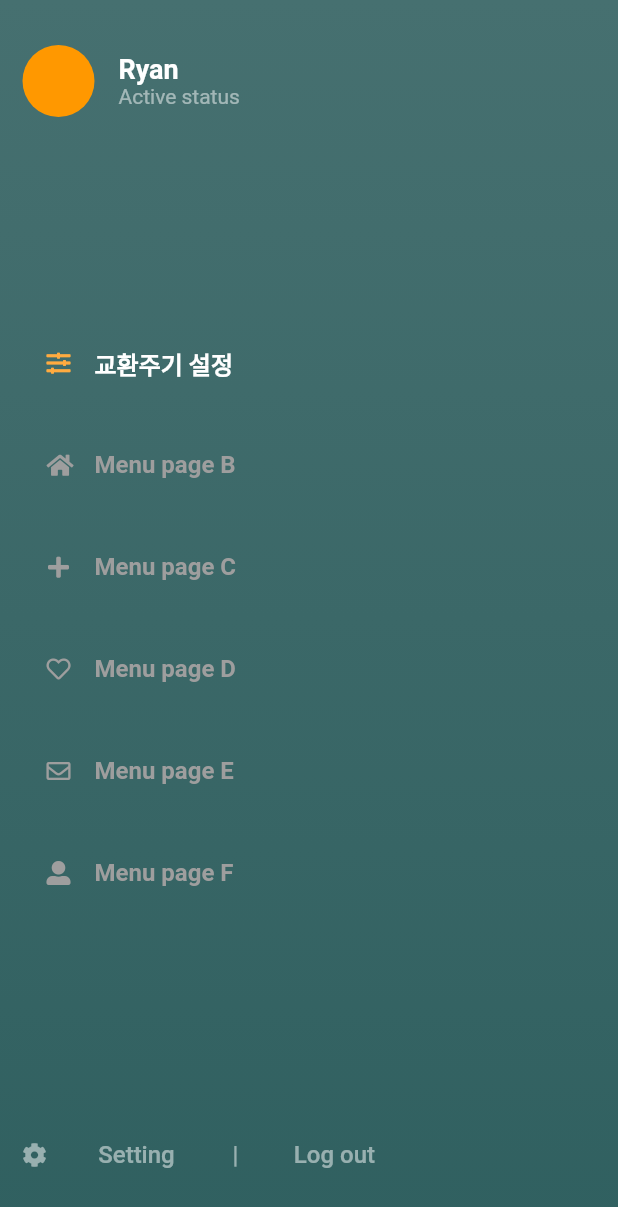
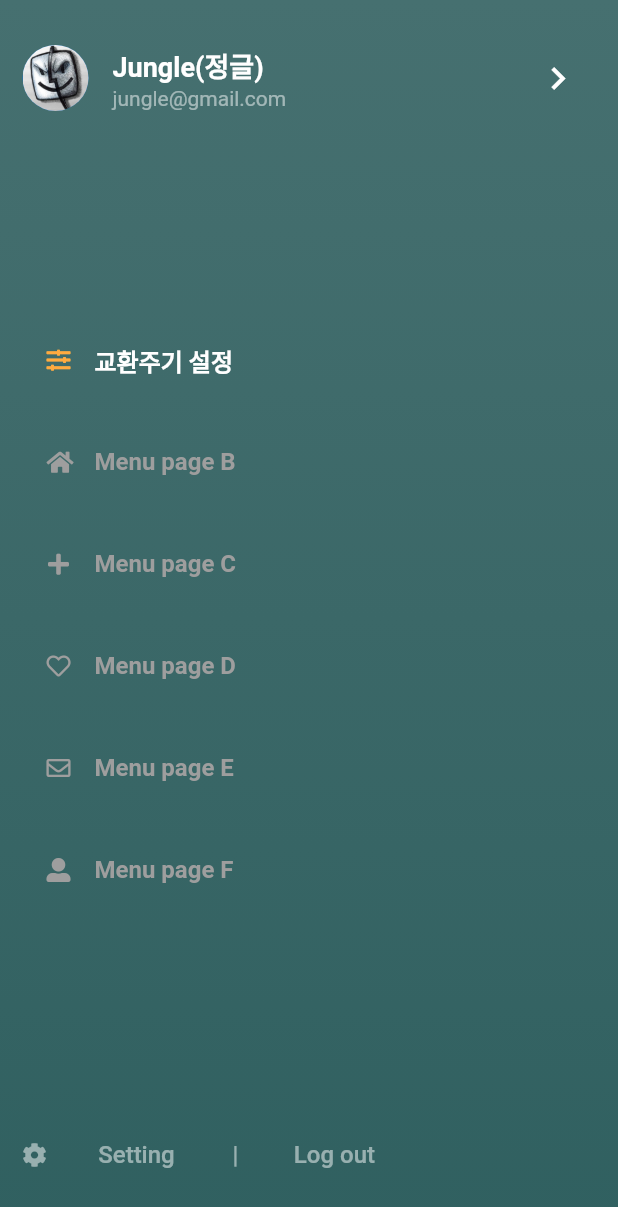
Before and after one commit to geojun01/CarMoa, a Flutter app: the screen it shows after launch, after a tap on an icon or button, on a phone screen of 412 x 824 dp. Shown: the top 1207 px of the screen. Run offline on Flutter 3.47's test engine with Material 2 defaults, Android fonts, the phone set to English and light mode, and no system bars; our stand-ins replace font_awesome_flutter, simple_animations, sqflite; missing offline and left inert: sa_multi_tween; accounts and stored records are empty; network calls fail.

```diff
--- a/lib/activity/carmoa_home.dart
+++ b/lib/activity/carmoa_home.dart
@@ -15,7 +15,6 @@ import 'package:font_awesome_flutter/font_awesome_flutter.dart';
 import 'package:provider/provider.dart';
 
 class MoaHome extends StatefulWidget {
-
   @override
   _MoaHomeState createState() => _MoaHomeState();
 }
@@ -46,15 +45,26 @@ class _MoaHomeState extends State<MoaHome> {
                     children: [
                       InkWell(
                         onTap: () {
-                          Future.delayed(
-                            Duration(milliseconds: 100),
-                                () => {
-                              Navigator.push(context,
-                                  MaterialPageRoute(builder: (context) => DrawerScreen()))
-                            },
+                          Navigator.push(
+                            context,
+                            PageRouteBuilder(
+                                transitionDuration: Duration(milliseconds: 300),
+                                transitionsBuilder:
+                                    (context, animation, animationTime, child) {
+                                  return ScaleTransition(
+                                    alignment: Alignment.topLeft,
+                                    scale: animation,
+                                    child: child,
+                                  );
+                                },
+                                pageBuilder:
+                                    (context, animation, animationTime) {
+                                  return DrawerScreen();
+                                }),
                           );
                         },
-                        child: Icon(FontAwesomeIcons.bars,
+                        child: Icon(
+                          FontAwesomeIcons.bars,
                           size: 24,
                           color: mainColor,
                         ),
@@ -75,9 +85,12 @@ class _MoaHomeState extends State<MoaHome> {
                           ),
                         ],
                       ),
-                      CircleAvatar(
-                        radius: 22.0,
-                        backgroundImage: AssetImage('assets/images/logo.jpg'),
+                      Hero(
+                        tag: 'logoImage',
+                        child: CircleAvatar(
+                          radius: 22.0,
+                          backgroundImage: AssetImage('assets/images/logo.jpg'),
+                        ),
                       )
                     ],
                   ),
@@ -92,7 +105,8 @@ class _MoaHomeState extends State<MoaHome> {
                           bottomLeft: menuOpen
                               ? Radius.circular(40)
                               : Radius.circular(0)),
-                      color: Color.fromRGBO(220, 220, 220, 0.7)),
+                      // color: Color(0xFFF4EFF6)),
+                      color: Color.fromRGBO(235, 235, 235, 1)),
                   // 실제 디자인 위젯 모음
                   child: Column(
                     children: [
@@ -131,8 +145,8 @@ class _MoaHomeState extends State<MoaHome> {
                         child: Text('자료입력'),
                       ),
                       SizedBox(height: 10),
+                      // 하단 애니메이션 메뉴
                       CarIconMenu(),
-
                       SizedBox(height: 10),
                       Padding(
                         padding: EdgeInsets.symmetric(horizontal: 16.0),
@@ -180,7 +194,7 @@ class _MoaHomeState extends State<MoaHome> {
               child: Consumer<SelectMenu>(
                 builder: (context, value, child) => Material(
                   color: Colors.white,
-                  elevation: value.getSelect() == index ? 8.0 : 1.0,
+                  elevation: value.getSelect() == index ? 6.0 : 1.0,
                   borderRadius: BorderRadius.circular(20.0),
                   child: Padding(
                     padding: const EdgeInsets.all(16.0),
--- a/lib/activity/weather.dart
+++ b/lib/activity/weather.dart
@@ -9,19 +9,20 @@ Widget buildTopWeather(BuildContext context) {
     width: w * 0.85,
     height: 80,
     decoration: BoxDecoration(
-      color: Color.fromRGBO(228, 228, 228, 1),
+      // color: Color(0xFFF4EFF6),
+      color: Color.fromRGBO(235, 235, 235, 1),
       borderRadius: BorderRadius.all(Radius.circular(20)),
       boxShadow: [
         BoxShadow(
             color: Colors.grey[500],
-            offset: Offset(4.0, 4.0),
-            blurRadius: 14.0,
-            spreadRadius: 1.0),
+            offset: Offset(3.0, 3.0),
+            blurRadius: 6.0,
+            spreadRadius: 1),
         BoxShadow(
             color: Colors.white,
-            offset: Offset(-4.0, -4.0),
-            blurRadius: 14.0,
-            spreadRadius: 1.0),
+            offset: Offset(-3.0, -3.0),
+            blurRadius: 6.0,
+            spreadRadius: 1),
       ],
     ),
     child: Column(
--- a/lib/main_screen/drawerScreen.dart
+++ b/lib/main_screen/drawerScreen.dart
@@ -27,26 +27,43 @@ class _DrawerScreenState extends State<DrawerScreen> {
                 // login Image & Name
                 Row(
                   children: [
-                    CircleAvatar(
-                      radius: 24.0,
-                      backgroundColor: Colors.orange,
+                    Hero(
+                      tag: 'logoImage',
+                      child: CircleAvatar(
+                        radius: 22.0,
+                        backgroundImage: AssetImage('assets/images/logo.jpg'),
+                      ),
                     ),
                     SizedBox(width: 16.0),
                     Column(
                       crossAxisAlignment: CrossAxisAlignment.start,
                       children: [
-                        Text('Ryan',
+                        Text('Jungle(정글)',
                             style: TextStyle(
                                 fontSize: 18.0,
                                 color: Colors.white,
                                 fontWeight: FontWeight.w600)),
-                        Text('Active status',
+                        Text('jungle@gmail.com',
                             style: TextStyle(
                                 fontSize: 14.0,
                                 color: Colors.white.withOpacity(0.5),
                                 fontWeight: FontWeight.w400)),
                       ],
-                    )
+                    ),
+                    Expanded(child: Container()),
+                    InkWell(
+                      onTap: () {
+                        Navigator.pop(context);
+                      },
+                      child: Container(
+                        child: Icon(
+                          Icons.chevron_right,
+                          size: 30,
+                          color: Colors.white,
+                        ),
+                      ),
+                    ),
+                    SizedBox(width: 10)
                   ],
                 ),
                 // 메뉴 모음
--- a/pubspec.yaml
+++ b/pubspec.yaml
@@ -25,9 +25,9 @@ dependencies:
     sdk: flutter
 
   cupertino_icons: ^1.0.0
-  provider: ^4.3.2+3
-  sqflite: ^1.3.0
-  http: ^0.12.2
+  provider:
+  sqflite:
+  http:
   font_awesome_flutter: ^8.5.0
   intl: ^0.16.1
   shared_preferences: ^0.5.3+2
```
Also changed, not shown: lib/activity/board/board_home.dart (+29 -10 lines), lib/activity/car_icon_menu.dart (+38 -2 lines), lib/activity/gasmap/gas_map.dart (added, +100 -0 lines), lib/data/photo.dart (added, +22 -0 lines).
